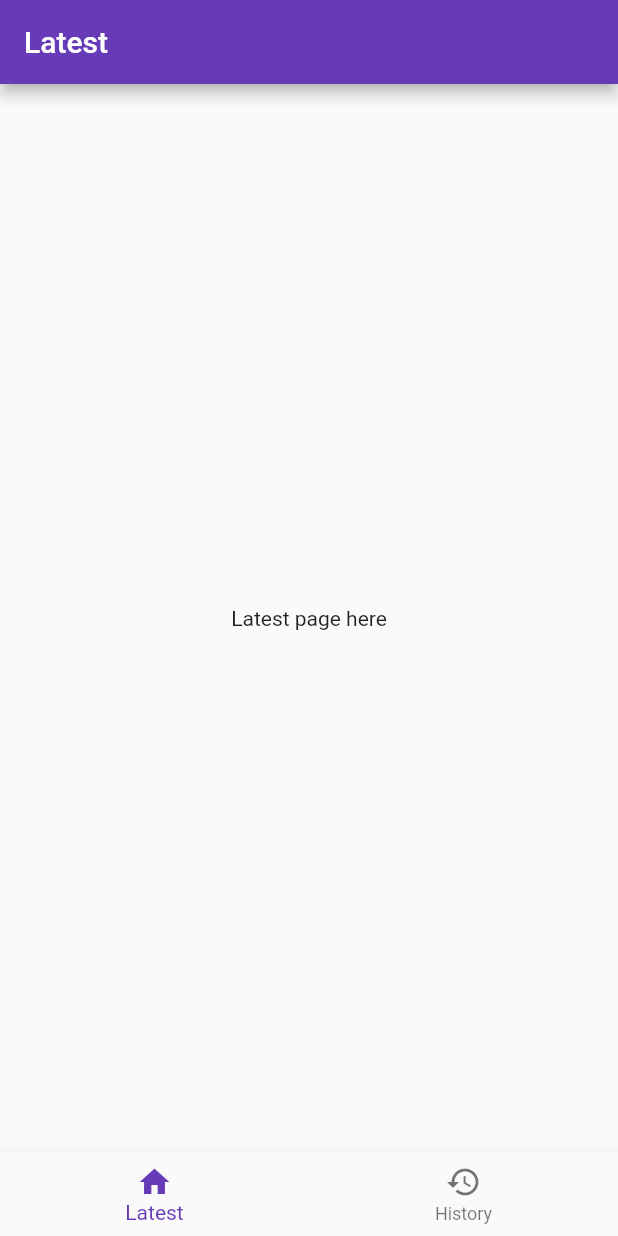
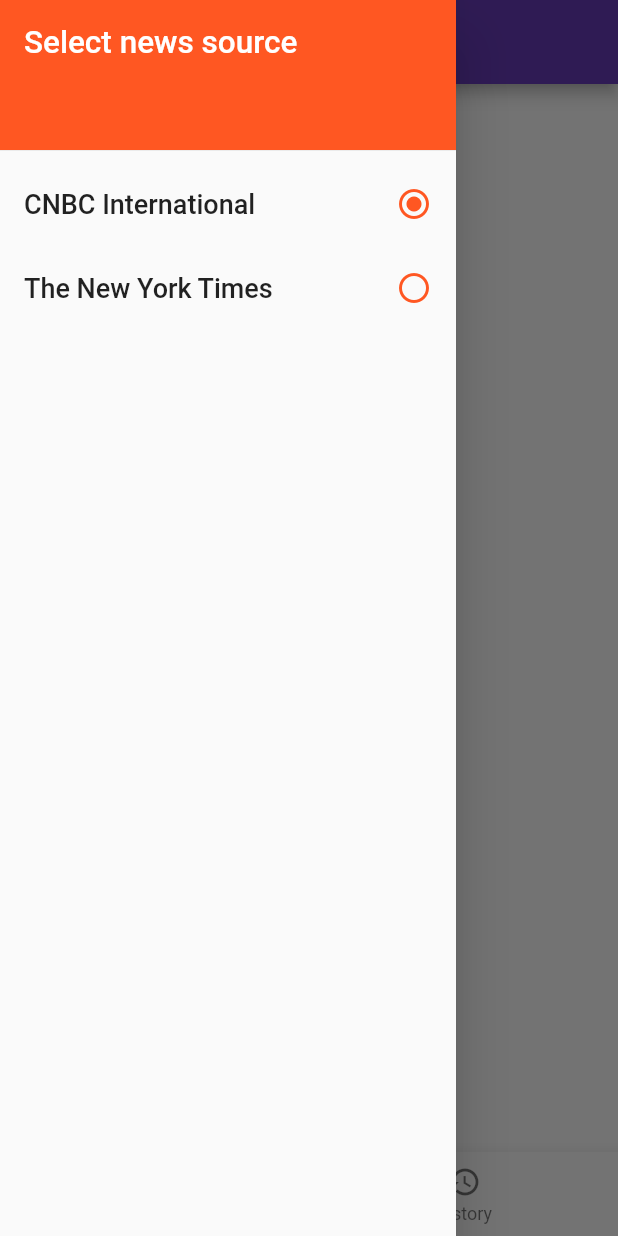
Before and after one commit to Steelwsky/newsfeed, a Flutter app: the screen it shows after launch, with the side drawer open (before the commit the screen has no drawer), on a phone screen of 412 x 824 dp. Run offline on Flutter 3.47's test engine with Material 2 defaults, Android fonts, the phone set to English and light mode, and no system bars.

Commit message:
implemented working drawer and tests. Picking source in drawer changes AppBar's title.

```diff
--- a/lib/app_bar.dart
+++ b/lib/app_bar.dart
@@ -16,13 +16,23 @@ class MyAppBar extends StatelessWidget implements PreferredSizeWidget {
   Widget build(BuildContext context) {
     final myPageController = Provider.of<MyPageController>(context);
     return ValueListenableBuilder(
-        valueListenable: myPageController.pageState,
+        valueListenable: myPageController.pageStateNotifier,
         builder: (_, pageState, __) {
           return AppBar(
-            title: pageState == 0
-                ? Text(LATEST, key: ValueKey('LatestAppBar'))
-                : Text(HISTORY, key: ValueKey('HistoryAppBar')),
+            title: pageState == 0 ? AppBarText() : Text(HISTORY, key: ValueKey('HistoryAppBar')),
           );
         });
   }
 }
+
+class AppBarText extends StatelessWidget {
+  @override
+  Widget build(BuildContext context) {
+    final myDataSourceController = Provider.of<RssDataSourceController>(context);
+    return ValueListenableBuilder<RssDataSourceModel>(
+        valueListenable: myDataSourceController.rssDataSourceNotifier,
+        builder: (_, rssDataSourceState, __) {
+          return Text('$LATEST - ${rssDataSourceState.shortName}', key: ValueKey('LatestAppBar'));
+        });
+  }
+}
--- a/lib/bottom_nav_bar.dart
+++ b/lib/bottom_nav_bar.dart
@@ -10,7 +10,7 @@ class MyBottomNavigationBar extends StatelessWidget {
   Widget build(BuildContext context) {
     final myPageController = Provider.of<MyPageController>(context);
     return ValueListenableBuilder<int>(
-        valueListenable: myPageController.pageState,
+        valueListenable: myPageController.pageStateNotifier,
         builder: (_, pageState, __) {
           return BottomNavigationBar(
               items: [
--- a/lib/controller/common_news_controller.dart
+++ b/lib/controller/common_news_controller.dart
@@ -6,19 +6,19 @@ import 'package:newsfeed/strings.dart';
 enum Pages { latest, history }
 
 class MyPageController {
-  ValueNotifier<int> pageState = ValueNotifier(Pages.latest.index);
+  ValueNotifier<int> pageStateNotifier = ValueNotifier(Pages.latest.index);
 
   MyPageController({this.pageController});
 
   final PageController pageController;
 
   void pageSwipeChange(int pageIndex) {
-    pageState.value = pageIndex;
+    pageStateNotifier.value = pageIndex;
   }
 
   void pageNavBarChange(int pageIndex) {
     pageController.animateToPage(pageIndex, duration: Duration(milliseconds: 500), curve: Curves.ease);
-    pageState.value = pageIndex;
+    pageStateNotifier.value = pageIndex;
   }
 }
 
@@ -41,3 +41,50 @@ class BottomNavBarItems {
 
   UnmodifiableListView<BottomNavBarItemModel> get tabs => UnmodifiableListView(_tabs);
 }
+
+enum DataSource { cnbc, nytimes }
+
+class RssDataSourceModel {
+  RssDataSourceModel({
+    this.source,
+    this.link,
+    this.longName,
+    this.shortName,
+  });
+
+  final DataSource source;
+  final String link;
+  final String longName;
+  final String shortName;
+}
+
+class RssDataSourcesList {
+  static List<RssDataSourceModel> _sources;
+
+  RssDataSourcesList() {
+    _sources = [
+      RssDataSourceModel(
+          source: DataSource.cnbc,
+          link: 'https://www.cnbc.com/id/100727362/device/rss/rss.html',
+          longName: 'CNBC International',
+          shortName: 'CNBC'),
+      RssDataSourceModel(
+          source: DataSource.nytimes,
+          link: 'https://www.nytimes.com/svc/collections/v1/publish/https://www.nytimes.com/section/world/rss.xml',
+          longName: 'The New York Times',
+          shortName: 'NY Times'),
+    ];
+  }
+
+  UnmodifiableListView<RssDataSourceModel> get sources => UnmodifiableListView(_sources);
+}
+
+class RssDataSourceController {
+  static RssDataSourcesList rssDataSources = RssDataSourcesList();
+  ValueNotifier<RssDataSourceModel> rssDataSourceNotifier = ValueNotifier(rssDataSources.sources.first);
+  final sourcesList = rssDataSources.sources;
+
+  void changingDataSource(int index) {
+    rssDataSourceNotifier.value = rssDataSources.sources[index];
+  }
+}
--- /dev/null
+++ b/lib/drawer.dart
@@ -0,0 +1,80 @@
+import 'package:flutter/material.dart';
+import 'package:newsfeed/strings.dart';
+import 'package:provider/provider.dart';
+
+import 'controller/common_news_controller.dart';
+
+class MyDrawer extends StatelessWidget {
+  @override
+  Widget build(BuildContext context) {
+    final myDataSourceController = Provider.of<RssDataSourceController>(context);
+    return Drawer(
+      key: ValueKey('drawer'),
+      child: ListView(
+        padding: EdgeInsets.all(0),
+        children: <Widget>[
+          Container(
+            height: 108,
+            child: DrawerHeader(
+              child: Text(
+                SELECT_NEWS_SOURCE,
+                style: TextStyle(color: Colors.white, fontSize: 21),
+              ),
+              decoration: BoxDecoration(
+                color: Colors.deepOrange,
+              ),
+            ),
+          ),
+          Column(
+            children: <Widget>[
+              ListView.builder(
+                  padding: EdgeInsets.only(top: 0),
+                  scrollDirection: Axis.vertical,
+                  shrinkWrap: true,
+                  itemCount: myDataSourceController.sourcesList.length,
+                  itemBuilder: (BuildContext _, int index) {
+                    return MyInkWellRadio(
+                      indx: index,
+                      myDataSourceController: myDataSourceController,
+                    );
+                  }),
+            ],
+          ),
+        ],
+      ),
+    );
+  }
+}
+
+class MyInkWellRadio extends StatelessWidget {
+  MyInkWellRadio({this.indx, this.myDataSourceController});
+
+  final int indx;
+  final RssDataSourceController myDataSourceController;
+
+  @override
+  Widget build(BuildContext context) {
+    return ValueListenableBuilder<RssDataSourceModel>(
+        valueListenable: myDataSourceController.rssDataSourceNotifier,
+        builder: (_, rssDataSourceState, __) {
+          return InkWell(
+            child: ListTile(
+              key: ValueKey('${myDataSourceController.sourcesList[indx].shortName}'),
+              title: Text(
+                myDataSourceController.sourcesList[indx].longName,
+                style: TextStyle(fontSize: 18),
+              ),
+              trailing: Icon(
+                  rssDataSourceState == myDataSourceController.sourcesList[indx]
+                      ? Icons.radio_button_checked
+                      : Icons.radio_button_unchecked,
+                  color: Colors.deepOrange),
+            ),
+            onTap: () {
+              Navigator.pop(context);
+              myDataSourceController.changingDataSource(indx);
+            },
+          );
+        });
+  }
+}
--- a/lib/home_page.dart
+++ b/lib/home_page.dart
@@ -2,6 +2,7 @@ import 'package:flutter/material.dart';
 
 import 'app_bar.dart';
 import 'bottom_nav_bar.dart';
+import 'drawer.dart';
 import 'page_view.dart';
 
 class MyHomePage extends StatefulWidget {
@@ -14,6 +15,7 @@ class _MyHomePageState extends State<MyHomePage> {
   Widget build(BuildContext context) {
     return Scaffold(
       appBar: MyAppBar(),
+      drawer: MyDrawer(),
       body: MyPageView(),
       bottomNavigationBar: MyBottomNavigationBar(),
     );
--- a/lib/main.dart
+++ b/lib/main.dart
@@ -11,13 +11,15 @@ class MyApp extends StatelessWidget {
   Widget build(BuildContext context) {
     PageController pageController = PageController();
     return MultiProvider(
-        providers: [Provider<MyPageController>(create: (_) => MyPageController(pageController: pageController))],
+        providers: [
+          Provider<MyPageController>(create: (_) => MyPageController(pageController: pageController)),
+          Provider<RssDataSourceController>(create: (_) => RssDataSourceController())
+        ],
         child: MaterialApp(
-          title: 'News Feed',
-          theme: ThemeData(
-            primarySwatch: Colors.deepPurple,
-          ),
-          home: MyHomePage(),
-        ));
+            title: 'News Feed',
+            theme: ThemeData(
+              primarySwatch: Colors.deepPurple,
+            ),
+            home: MyHomePage()));
   }
 }
--- a/lib/strings.dart
+++ b/lib/strings.dart
@@ -1,2 +1,3 @@
 const String LATEST = 'Latest';
 const String HISTORY = 'History';
+const String SELECT_NEWS_SOURCE = 'Select news source';
```
Also changed, not shown: 3 other files.
